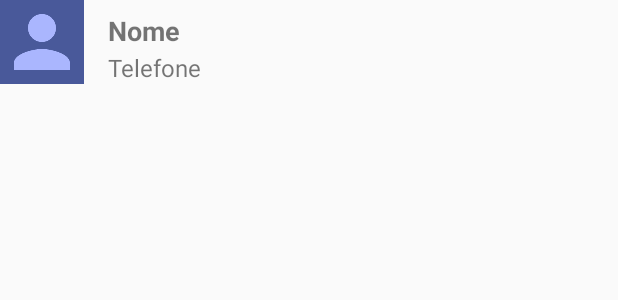
After one commit to GustavoBossolani/Lista-de-Alunos-Alura, an Android app: the layout list_item_layout.xml on its own in the app's theme, with its tools: preview values and no code run, on a phone screen of 412 x 824 dp. The commit adds this screen. Shown: the top 300 px of the screen. Run offline under Robolectric (Android 15) with nearby library versions, the phone set to English and light mode, and no system bars.

Commit message:
Implementado um Adapter customizado, com foto nome e telefone do Aluno.

```diff
--- a/app/src/main/java/br/com/listalunos/gustavo/listaalunos/FormularioHelper.java
+++ b/app/src/main/java/br/com/listalunos/gustavo/listaalunos/FormularioHelper.java
@@ -73,5 +73,10 @@ public class FormularioHelper
             //Associando o valor do caminhoFoto a ImageView
             ivPerfil.setTag(caminhoFoto);
         }
+        else
+            {
+                ivPerfil.setImageResource(R.drawable.ic_person_white_48dp);
+                ivPerfil.setBackgroundColor(Color.argb(255, 73, 89,154));
+            }
     }
 }
--- a/app/src/main/java/br/com/listalunos/gustavo/listaalunos/MainActivity.java
+++ b/app/src/main/java/br/com/listalunos/gustavo/listaalunos/MainActivity.java
@@ -23,6 +23,7 @@ import android.widget.Toast;
 
 import java.util.List;
 
+import br.com.listalunos.gustavo.listaalunos.adapter.AlunosAdapter;
 import br.com.listalunos.gustavo.listaalunos.dao.AlunoDAO;
 import br.com.listalunos.gustavo.listaalunos.modelo.Aluno;
 
@@ -78,7 +79,7 @@ public class MainActivity extends AppCompatActivity
         List<Aluno> alunos = dao.buscarAlunos();
         dao.close();
 
-        ArrayAdapter<Aluno> adapter = new ArrayAdapter<Aluno>(this, android.R.layout.simple_list_item_1, alunos);
+        AlunosAdapter adapter = new AlunosAdapter(this, alunos);
         lvAlunos.setAdapter(adapter);
     }
 
--- /dev/null
+++ b/app/src/main/res/layout/list_item_layout.xml
@@ -0,0 +1,50 @@
+<?xml version="1.0" encoding="utf-8"?>
+<android.support.constraint.ConstraintLayout
+
+    xmlns:android="http://schemas.android.com/apk/res/android"
+    xmlns:app="http://schemas.android.com/apk/res-auto"
+    xmlns:tools="http://schemas.android.com/tools"
+    android:layout_width="match_parent"
+    android:layout_height="match_parent">
+
+
+    <ImageView
+        android:id="@+id/list_item_foto"
+        android:layout_width="56dp"
+        android:layout_height="56dp"
+        android:background="@color/colorPrimaryDark"
+        app:layout_constraintBottom_toTopOf="@+id/guideline3"
+        app:layout_constraintStart_toStartOf="parent"
+        app:layout_constraintTop_toTopOf="parent"
+        app:srcCompat="@drawable/ic_person_white_48dp" />
+
+    <TextView
+        android:id="@+id/list_item_nome"
+        android:layout_width="wrap_content"
+        android:layout_height="wrap_content"
+        android:layout_marginStart="16dp"
+        android:layout_marginTop="8dp"
+        android:text="Nome"
+        android:textSize="18sp"
+        android:textStyle="bold"
+        app:layout_constraintStart_toEndOf="@+id/list_item_foto"
+        app:layout_constraintTop_toTopOf="parent" />
+
+    <TextView
+        android:id="@+id/list_item_telefone"
+        android:layout_width="wrap_content"
+        android:layout_height="wrap_content"
+        android:layout_marginStart="16dp"
+        android:text="Telefone"
+        android:textSize="16sp"
+        app:layout_constraintBottom_toTopOf="@+id/guideline3"
+        app:layout_constraintStart_toEndOf="@+id/list_item_foto" />
+
+    <android.support.constraint.Guideline
+        android:id="@+id/guideline3"
+        android:layout_width="wrap_content"
+        android:layout_height="wrap_content"
+        android:orientation="horizontal"
+        app:layout_constraintGuide_begin="56dp" />
+
+</android.support.constraint.ConstraintLayout>
--- a/app/src/main/res/values/colors.xml
+++ b/app/src/main/res/values/colors.xml
@@ -2,7 +2,7 @@
 <resources>
     <color name="colorPrimary">#7986cb</color>
     <color name="colorPrimaryDark">#49599a</color>
-    <color name="colorAccent">#AAB6FE</color>
+    <color name="colorAccent">#aab6fe</color>
     <color name="textColor">#000000</color>
     <color name="secondaryTextColor">#777777</color>
     <color name="profile_background_color">#00a8ec</color>
--- a/app/src/main/res/values/strings.xml
+++ b/app/src/main/res/values/strings.xml
@@ -1,4 +1,4 @@
 <resources>
     <string name="app_name">ListaAlunos</string>
-    <string name="avaliacao_text">Como está sua experiência?</string>
+    <string name="avaliacao_text">Como está o nível de sua experiência?</string>
 </resources>
```
Also changed, not shown: app/src/main/java/br/com/listalunos/gustavo/listaalunos/adapter/AlunosAdapter.java (added, +99 -0 lines), app/src/main/res/layout/activity_formulario.xml (+5 -6 lines), app/src/main/res/layout/activity_main.xml (+2 -6 lines).
